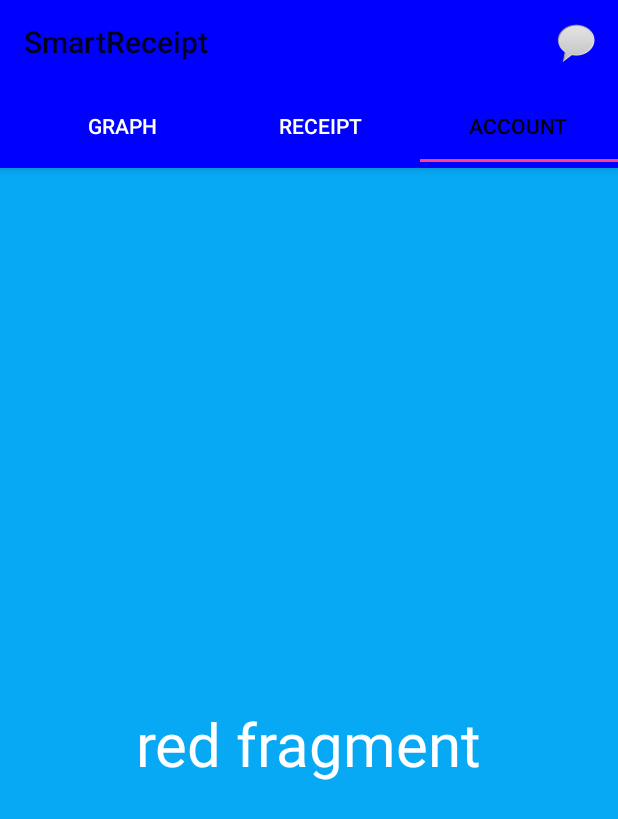
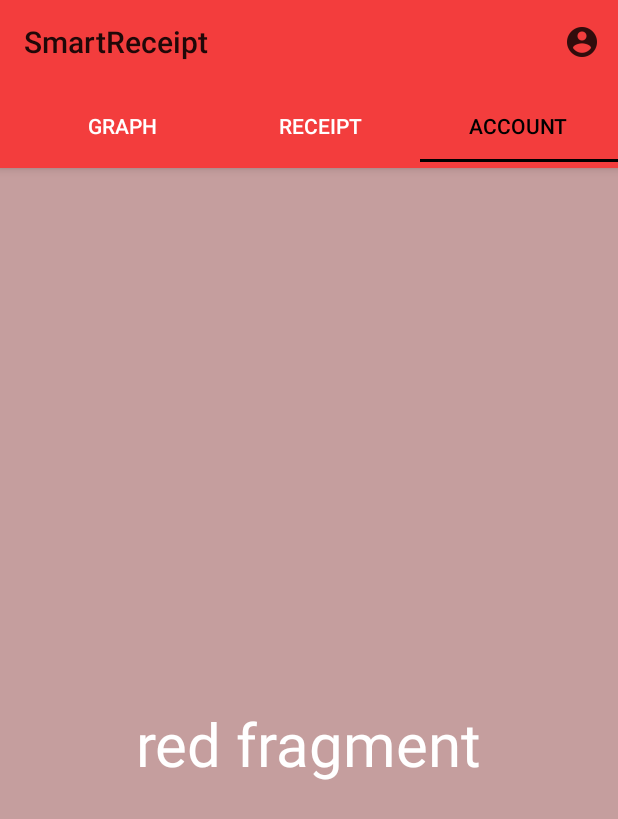
Before and after one commit to jakemurphy217/SmartReceipt, an Android app: the screen it shows after launch (MainActivity), tab 3 chosen, on a phone screen of 412 x 824 dp. Shown: the top 819 px of the screen. Run offline under Robolectric (Android 15) with nearby library versions, the phone set to English and light mode, and no system bars.

Commit message:
icons fixed background colours fixed

```diff
--- a/app/src/main/java/com/example/smartreceipt/MainActivity.java
+++ b/app/src/main/java/com/example/smartreceipt/MainActivity.java
@@ -1,5 +1,6 @@
 package com.example.smartreceipt;
 
+import androidx.annotation.ColorInt;
 import androidx.appcompat.app.AppCompatActivity;
 import androidx.appcompat.widget.Toolbar;
 import androidx.viewpager.widget.ViewPager;
@@ -48,28 +49,28 @@ public class MainActivity extends AppCompatActivity {
             @Override
             public void onTabSelected(TabLayout.Tab tab) {
 
-                switch (tab.getPosition()){
-                    case 0:
-                        getWindow().setStatusBarColor(Color.RED);
-                        toolbar.setBackgroundColor(Color.RED);
-                        toolbartab.setBackgroundColor(Color.RED);
-                        tabLayout.setBackgroundColor(Color.RED);
-                        break;
-
-                    case 1:
-                        getWindow().setStatusBarColor(Color.GREEN);
-                        toolbar.setBackgroundColor(Color.GREEN);
-                        toolbartab.setBackgroundColor(Color.GREEN);
-                        tabLayout.setBackgroundColor(Color.GREEN);
-                        break;
-
-                    case 2:
-                        getWindow().setStatusBarColor(Color.BLUE);
-                        toolbar.setBackgroundColor(Color.BLUE);
-                        toolbartab.setBackgroundColor(Color.BLUE);
-                        tabLayout.setBackgroundColor(Color.BLUE);
-                        break;
-                }
+//                switch (tab.getPosition()){
+//                    case 0:
+//                        getWindow().setStatusBarColor(ColorInt);
+//                        toolbar.setBackgroundColor(Color.RED);
+//                        toolbartab.setBackgroundColor(Color.RED);
+//                        tabLayout.setBackgroundColor(Color.RED);
+//                        break;
+//
+//                    case 1:
+//                        getWindow().setStatusBarColor(Color.GREEN);
+//                        toolbar.setBackgroundColor(Color.GREEN);
+//                        toolbartab.setBackgroundColor(Color.GREEN);
+//                        tabLayout.setBackgroundColor(Color.GREEN);
+//                        break;
+//
+//                    case 2:
+//                        getWindow().setStatusBarColor(Color.BLUE);
+//                        toolbar.setBackgroundColor(Color.BLUE);
+//                        toolbartab.setBackgroundColor(Color.BLUE);
+//                        tabLayout.setBackgroundColor(Color.BLUE);
+//                        break;
+//                }
 
             }
 
--- a/app/src/main/res/layout/activity_main.xml
+++ b/app/src/main/res/layout/activity_main.xml
@@ -10,7 +10,7 @@
     <com.google.android.material.appbar.AppBarLayout
         android:layout_width="match_parent"
         android:layout_height="wrap_content"
-        android:background="#f00">
+        android:background="#F33D3D">
 
 
         <androidx.appcompat.widget.Toolbar
@@ -30,7 +30,7 @@
                 android:id="@+id/tabLayout"
                 android:layout_width="match_parent"
                 android:layout_height="wrap_content"
-                android:background="#f00"
+                android:background="#F33D3D"
                 app:tabSelectedTextColor="#000"
                 app:tabTextColor="#fff">
 
--- a/app/src/main/res/layout/fragment_account.xml
+++ b/app/src/main/res/layout/fragment_account.xml
@@ -4,7 +4,7 @@
     android:layout_width="match_parent"
     android:layout_height="match_parent"
     tools:context=".AccountFragment"
-    android:background="#07A9F5">
+    android:background="#C59E9E">
 
     <!-- TODO: Update blank fragment layout -->
     <TextView
--- a/app/src/main/res/layout/fragment_graph.xml
+++ b/app/src/main/res/layout/fragment_graph.xml
@@ -4,7 +4,7 @@
     android:layout_width="match_parent"
     android:layout_height="match_parent"
     tools:context=".GraphFragment"
-    android:background="#f22">
+    android:background="#C59E9E">
 
     <!-- TODO: Update blank fragment layout -->
     <TextView
--- a/app/src/main/res/layout/fragment_receipt.xml
+++ b/app/src/main/res/layout/fragment_receipt.xml
@@ -4,7 +4,7 @@
     android:layout_width="match_parent"
     android:layout_height="match_parent"
     tools:context=".ReceiptFragment"
-    android:background="#1FE21F">
+    android:background="#BE7E7E">
 
     <!-- TODO: Update blank fragment layout -->
     <TextView
--- a/app/src/main/res/menu/menu_account.xml
+++ b/app/src/main/res/menu/menu_account.xml
@@ -4,10 +4,10 @@
 
     <item
 
-        android:id="@+id/action_call"
-        android:title="chat"
+        android:id="@+id/account"
+        android:title="account"
         app:showAsAction="ifRoom"
-        android:icon="@android:drawable/sym_action_chat"
+        android:icon="@drawable/ic_action_account"
         />
 
 </menu>
--- a/app/src/main/res/menu/menu_graph.xml
+++ b/app/src/main/res/menu/menu_graph.xml
@@ -4,10 +4,10 @@
 
     <item
 
-        android:id="@+id/action_call"
-        android:title="call"
+        android:id="@+id/icon"
+        android:title="Graph"
         app:showAsAction="ifRoom"
-        android:icon="@android:drawable/sym_call_outgoing"
+        android:icon="@drawable/ic_action_graph"
         />
 
 </menu>
--- a/app/src/main/res/menu/menu_receipts.xml
+++ b/app/src/main/res/menu/menu_receipts.xml
@@ -4,10 +4,10 @@
 
     <item
 
-        android:id="@+id/action_call"
-        android:title="Reminder"
+        android:id="@+id/receipt"
+        android:title="receipts"
         app:showAsAction="ifRoom"
-        android:icon="@android:drawable/ic_popup_reminder"
+        android:icon="@drawable/ic_action_receipts"
         />
 
 </menu>
--- a/app/src/main/res/values/colors.xml
+++ b/app/src/main/res/values/colors.xml
@@ -2,5 +2,5 @@
 <resources>
     <color name="colorPrimary">#03A9F4</color>
     <color name="colorPrimaryDark">#0288D1</color>
-    <color name="colorAccent">#FF4081</color>
+    <color name="colorAccent">#000</color>
 </resources>
```
Also changed, not shown: app/src/main/res/drawable-hdpi/ic_action_account.png (added), app/src/main/res/drawable-hdpi/ic_action_graph.png (added), app/src/main/res/drawable-mdpi/ic_action_account.png (added), app/src/main/res/drawable-mdpi/ic_action_graph.png (added), app/src/main/res/drawable-xhdpi/ic_action_account.png (added), app/src/main/res/drawable-xhdpi/ic_action_graph.png (added), app/src/main/res/drawable-xxhdpi/ic_action_account.png (added), app/src/main/res/drawable-xxhdpi/ic_action_graph.png (added), app/src/main/res/drawable-xxxhdpi/ic_action_account.png (added), app/src/main/res/drawable-xxxhdpi/ic_action_graph.png (added).
